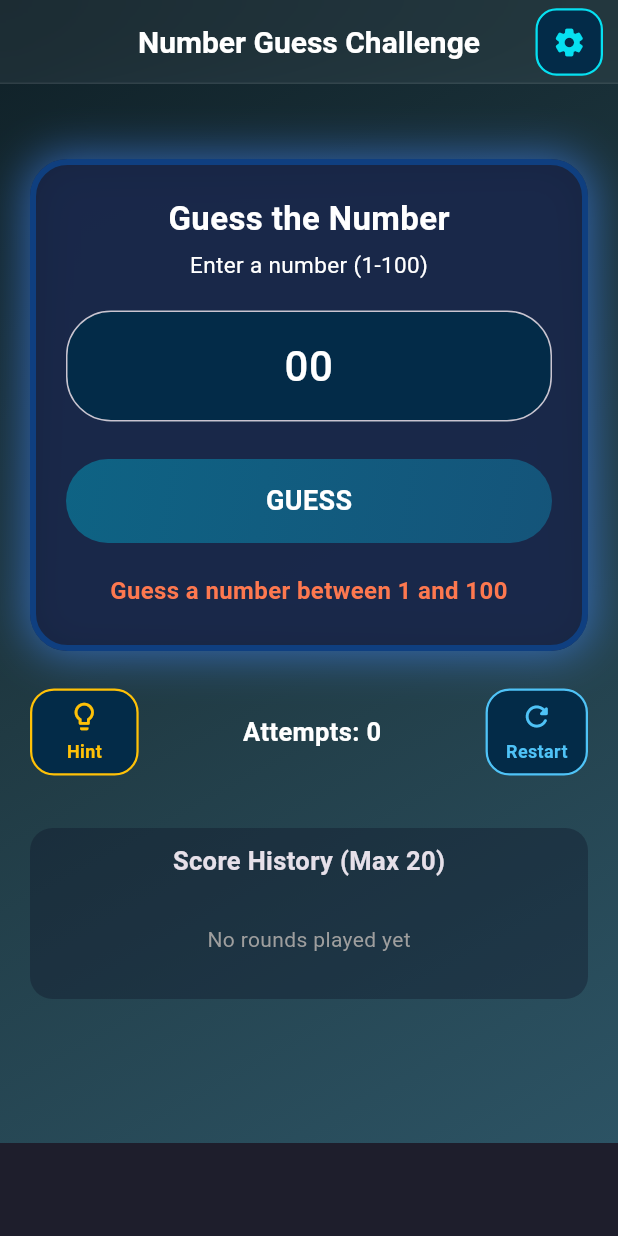
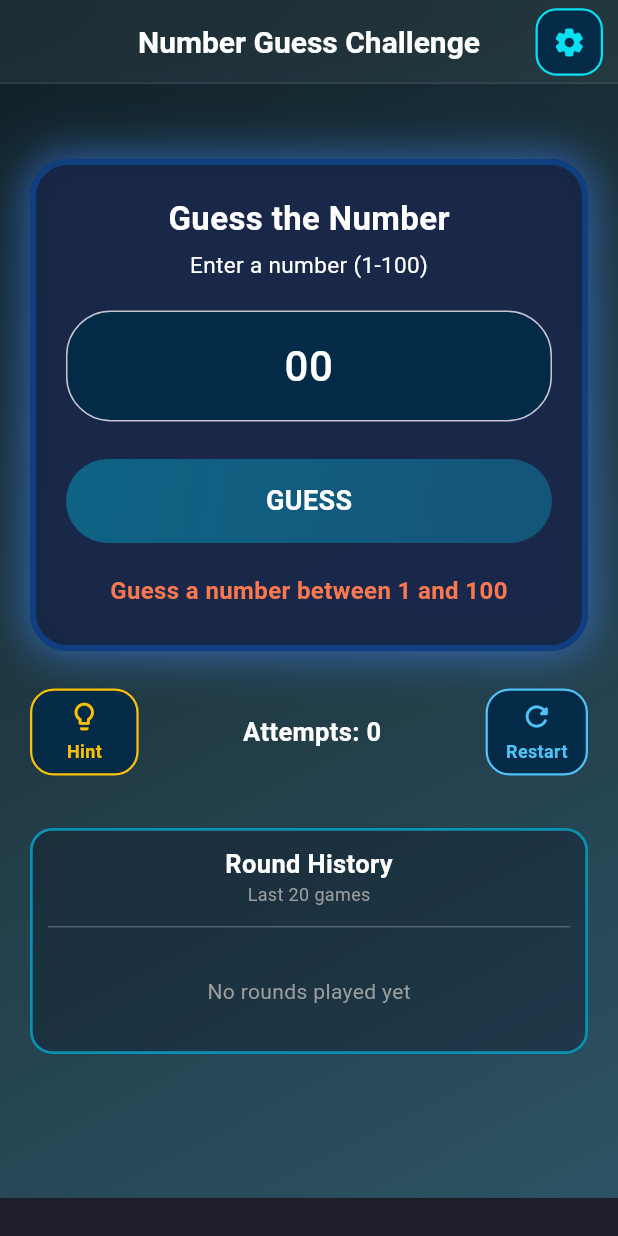
Before and after one commit to subhadip420/number-guess-game, a Flutter app: the screen it shows after launch, on a phone screen of 412 x 824 dp. Run offline on Flutter 3.47's test engine with Material 3 defaults, Android fonts, the phone set to English and light mode, and no system bars; our stand-ins replace audioplayers, confetti, fluttertoast, google_mobile_ads, shared_preferences; network calls fail.

Commit message:
Update History text and design.

```diff
--- a/lib/main.dart
+++ b/lib/main.dart
@@ -1134,20 +1134,44 @@ class _GuessGameState extends State<GuessGame>
                             ? const Color(0xFF0F172A).withOpacity(0.4)
                             : const Color(0xFFEAFDFC),
                         borderRadius: BorderRadius.circular(15),
+                        border: Border.all(
+                          color: isDark
+                              ? const Color(0xFF0891B2) // Dark mode border
+                              : const Color(0xFF14B8A6), // Light mode border
+                          width: 1.8,
+                        ),
                       ),
                       child: Column(
                         crossAxisAlignment: CrossAxisAlignment.center,
                         children: [
 
-                          const Text(
-                            "Score History (Max 20)",
+                          Text(
+                            "Round History",
                             style: TextStyle(
                               fontSize: 17,
                               fontWeight: FontWeight.bold,
+                              color: isDark ? Colors.white: Colors.black,
                             ),
                           ),
 
-                          const SizedBox(height: 10),
+                          Text(
+                            "Last 20 games",
+                            style: TextStyle(
+                              fontSize: 12,
+                              color: Colors.grey,
+                            ),
+                          ),
+
+                          const SizedBox(height: 5),
+
+                          Divider(
+                            color: isDark
+                                ? Colors.white24
+                                : Colors.black12,
+                            thickness: 1,
+                          ),
+
+                          const SizedBox(height: 5),
 
                           scoreHistory.isEmpty
                               ? Padding(
```
